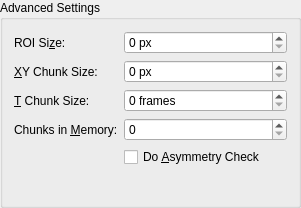
Above: gui/advancedsettingsgroupbox.ui from ukoethe/simple-STORM before the change. Below: the same form after it.
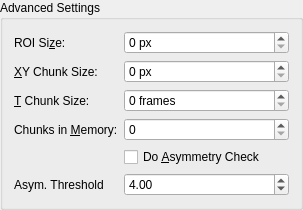
That is the form after the change.

Commit message: added asymmetry threshold and licence file

Patch:
```diff
--- a/gui/advancedsettingsgroupbox.ui
+++ b/gui/advancedsettingsgroupbox.ui
@@ -6,7 +6,7 @@
    <rect>
     <x>0</x>
     <y>0</y>
-    <width>301</width>
+    <width>303</width>
     <height>208</height>
    </rect>
   </property>
@@ -109,6 +109,35 @@
      </property>
     </widget>
    </item>
+   <item row="5" column="0">
+    <widget class="QLabel" name="label_AsymThreshold">
+     <property name="text">
+      <string>Asym. Threshold</string>
+     </property>
+    </widget>
+   </item>
+   <item row="5" column="1">
+    <widget class="QDoubleSpinBox" name="spn_AsymmetryThreshold">
+     <property name="sizePolicy">
+      <sizepolicy hsizetype="MinimumExpanding" vsizetype="Fixed">
+       <horstretch>0</horstretch>
+       <verstretch>0</verstretch>
+      </sizepolicy>
+     </property>
+     <property name="minimum">
+      <double>1.000000000000000</double>
+     </property>
+     <property name="maximum">
+      <double>100.000000000000000</double>
+     </property>
+     <property name="singleStep">
+      <double>0.100000000000000</double>
+     </property>
+     <property name="value">
+      <double>4.000000000000000</double>
+     </property>
+    </widget>
+   </item>
    <item row="4" column="1">
     <widget class="QCheckBox" name="chk_doAsymmetryCheck">
      <property name="text">
```
The commit also changes 5 other files.
